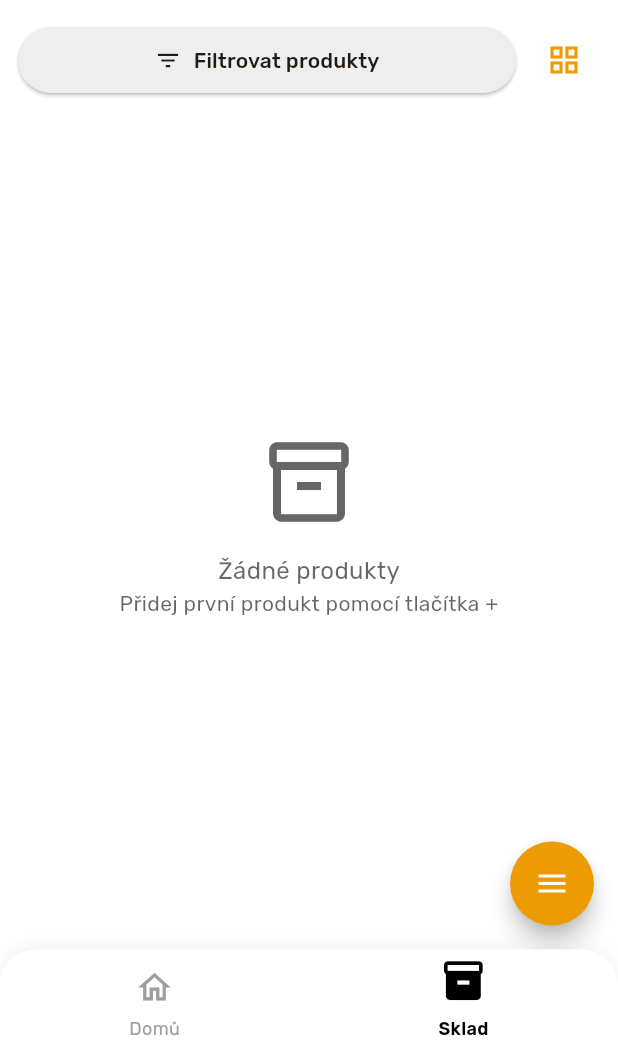
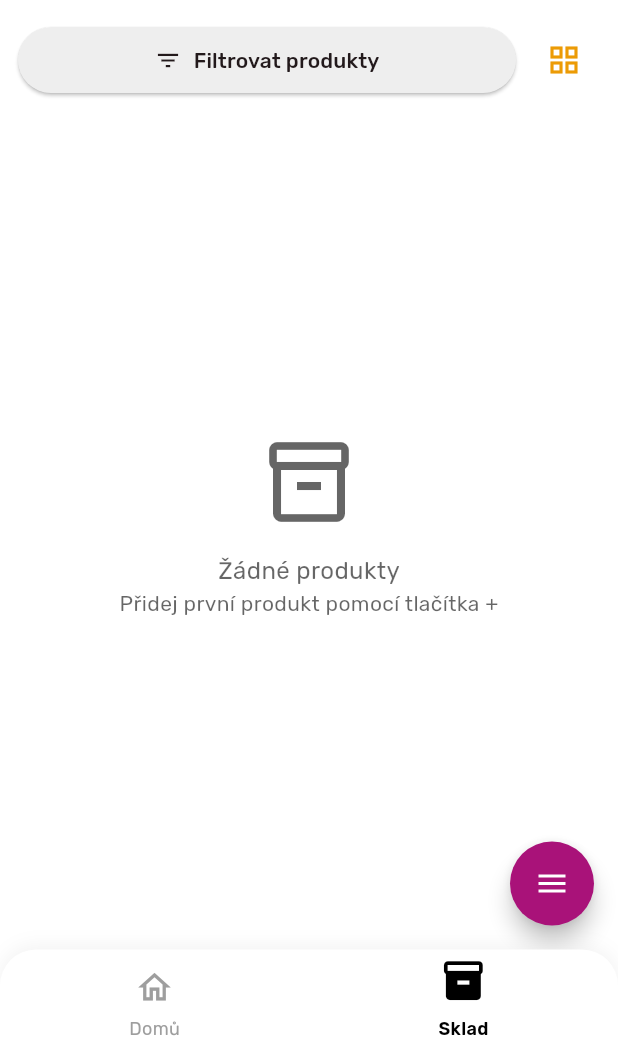
Before and after one commit to TomsnCZE/FridgeMate-Flutter, a Flutter app: the screen it shows after launch, item 2 of the bottom bar chosen, on a phone screen of 412 x 824 dp, the part 186-1236 px from its top. Run offline on Flutter 3.47's test engine with Material 3 defaults, Android fonts, the phone set to English and light mode, and no system bars; drawn by our look-alikes of flutter_speed_dial; our stand-ins replace flutter_svg, google_fonts, image_picker, shared_preferences, sqflite; missing offline and left inert: mobile_scanner, openfoodfacts; accounts and stored records are empty.

```diff
--- a/lib/main.dart
+++ b/lib/main.dart
@@ -67,12 +67,12 @@ class _FridgeMateAppState extends State<FridgeMateApp> {
       useMaterial3: true,
       brightness: Brightness.light,
       colorScheme: ColorScheme.fromSeed(
-        seedColor: const Color.fromARGB(255, 236, 155, 5),
+        seedColor: const Color.fromARGB(255, 205, 41, 112),
         brightness: Brightness.light,
       ),
       scaffoldBackgroundColor: Colors.white,
       appBarTheme: const AppBarTheme(
-        backgroundColor: Color.fromARGB(255, 254, 215, 97),
+        backgroundColor: Color.fromARGB(255, 205, 41, 112),
         foregroundColor: Colors.black,
       ),
       textTheme: GoogleFonts.rubikTextTheme(ThemeData.light().textTheme),
--- a/lib/screens/inventory_screen.dart
+++ b/lib/screens/inventory_screen.dart
@@ -431,7 +431,7 @@ class _InventoryScreenState extends State<InventoryScreen> {
 
       floatingActionButton: SpeedDial(
         animatedIcon: AnimatedIcons.menu_close,
-        backgroundColor: const Color(0xFFEC9B05),
+        backgroundColor: const Color.fromARGB(255, 169, 18, 121),
         foregroundColor: Colors.white,
         overlayColor: Colors.black,
         overlayOpacity: 0.4,
```
Also changed, not shown: 1 other file.
